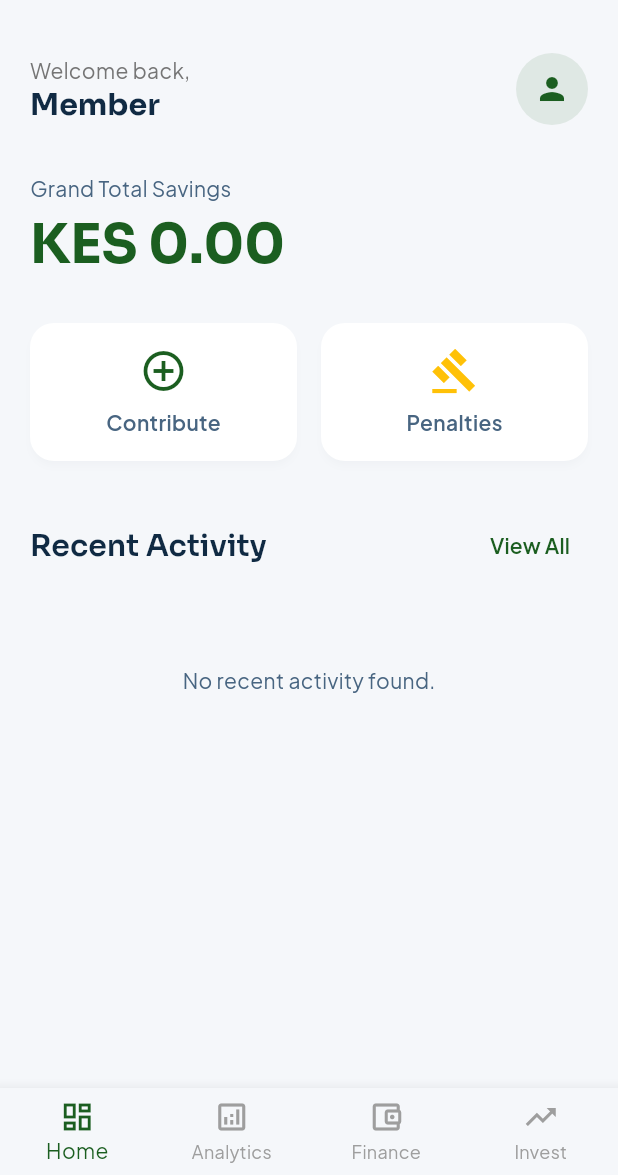
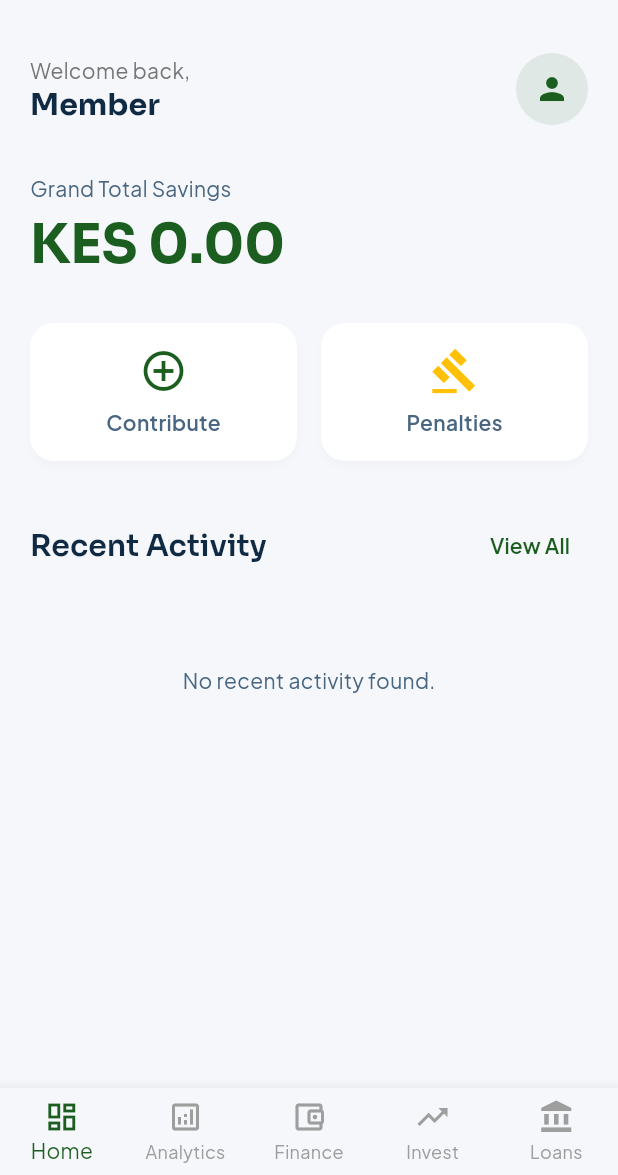
Before and after one commit to krymoevanag/SeedVest-frontend, a Flutter app: the MainNavigation screen opened by its route, on a phone screen of 412 x 824 dp, the part 61-1236 px from its top. Run offline on Flutter 3.47's test engine with Material 3 defaults, Android fonts, the phone set to English and light mode, and no system bars; our stand-ins replace app_links, connectivity_plus, dio, firebase_core, firebase_messaging, fl_chart and 7 more; accounts and stored records are empty; network calls fail.

Commit message:
Expose loan workflows in app navigation

```diff
--- a/lib/views/navigation/main_navigation.dart
+++ b/lib/views/navigation/main_navigation.dart
@@ -10,6 +10,7 @@ import '../dashboard/member_dashboard.dart';
 import '../finance/contributions_view.dart';
 import '../finance/analytics_screen.dart';
 import '../finance/investments_view.dart';
+import '../finance/loans_overview_view.dart';
 import '../dashboard/admin_dashboard.dart';
 import '../../core/network/connectivity_service.dart';
 import '../../core/network/api_service.dart';
@@ -177,6 +178,7 @@ class _MainNavigationState extends State<MainNavigation> {
       const AnalyticsScreen(),
       const ContributionsView(),
       const InvestmentsView(),
+      const LoansOverviewView(),
     ];
 
     _titles = [
@@ -184,6 +186,7 @@ class _MainNavigationState extends State<MainNavigation> {
       'Financial Analytics',
       'My Contributions',
       'Group Investments',
+      'Loans',
     ];
   }
 
@@ -326,7 +329,8 @@ class _MainNavigationState extends State<MainNavigation> {
                       ? 'Syncing offline changes...'
                       : '$_pendingWrites offline request(s) pending sync. Tap to sync now',
                   child: IconButton(
-                    onPressed: _isSyncingPendingWrites ? null : _syncPendingWrites,
+                    onPressed:
+                        _isSyncingPendingWrites ? null : _syncPendingWrites,
                     icon: Stack(
                       clipBehavior: Clip.none,
                       children: [
@@ -347,7 +351,8 @@ class _MainNavigationState extends State<MainNavigation> {
                             decoration: const BoxDecoration(
                               color: Colors.orange,
                               shape: BoxShape.rectangle,
-                            borderRadius: BorderRadius.all(Radius.circular(10)),
+                              borderRadius:
+                                  BorderRadius.all(Radius.circular(10)),
                             ),
                             constraints: const BoxConstraints(minWidth: 18),
                             child: Text(
@@ -594,6 +599,8 @@ class _MainNavigationState extends State<MainNavigation> {
                 label: 'Finance'),
             BottomNavigationBarItem(
                 icon: Icon(Icons.trending_up), label: 'Invest'),
+            BottomNavigationBarItem(
+                icon: Icon(Icons.account_balance), label: 'Loans'),
           ],
         ),
       ),
```
Also changed, not shown: lib/main.dart (+9 -2 lines). Lines whose indentation alone changed are shown as unchanged.
